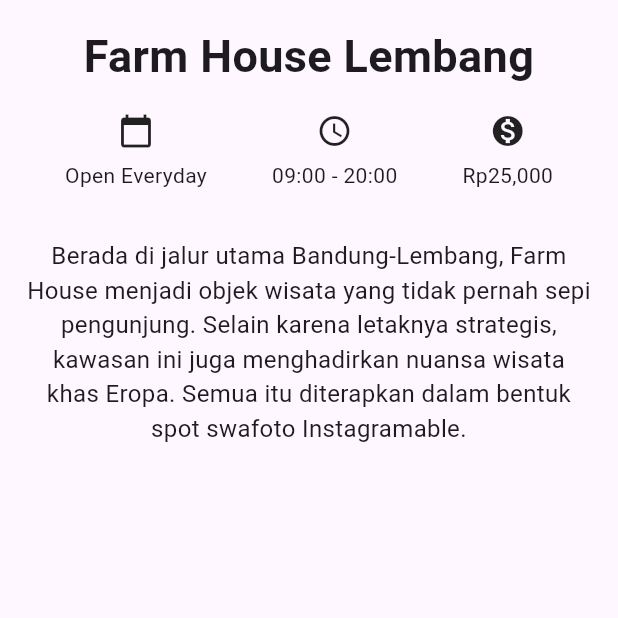
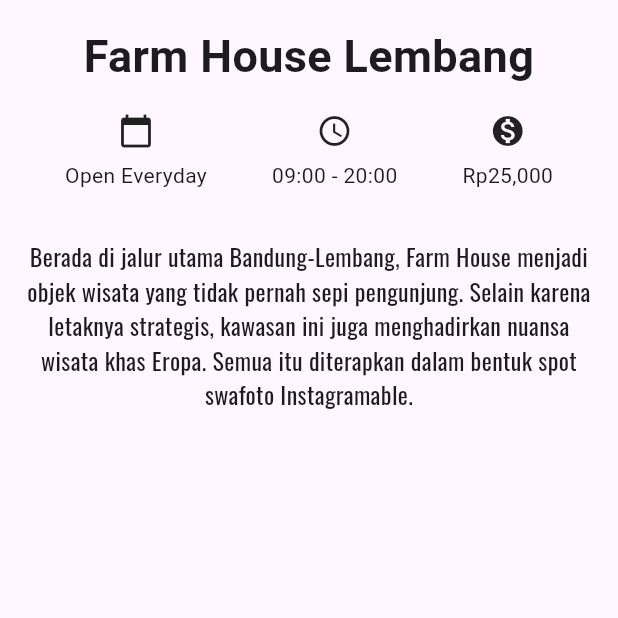
Before and after one commit to Divarizky/dicoding-idcamp-flutter-codelab-wisatabandung, a Flutter app: the screen it shows after launch, on a phone screen of 412 x 824 dp, the top half of it. Run offline on Flutter 3.47's test engine with Material 3 defaults, Android fonts, the phone set to English and light mode, and no system bars.

Commit message:
Add new Font Family: Oswald

```diff
--- a/lib/main.dart
+++ b/lib/main.dart
@@ -70,7 +70,7 @@ class DetailScreen extends StatelessWidget {
               child: const Text(
                 'Berada di jalur utama Bandung-Lembang, Farm House menjadi objek wisata yang tidak pernah sepi pengunjung. Selain karena letaknya strategis, kawasan ini juga menghadirkan nuansa wisata khas Eropa. Semua itu diterapkan dalam bentuk spot swafoto Instagramable.',
                 textAlign: TextAlign.center,
-                style: TextStyle(fontSize: 16.0),
+                style: TextStyle(fontFamily: 'Oswald', fontSize: 16.0),
               ),
             ),
           ],
--- a/pubspec.yaml
+++ b/pubspec.yaml
@@ -17,3 +17,8 @@ dev_dependencies:
 
 flutter:
   uses-material-design: true
+
+  fonts:
+  - family: Oswald
+    fonts:
+      - asset: fonts/Oswald/Oswald-Regular.ttf
```
Also changed, not shown: fonts/Oswald/Oswald-Bold.ttf (added), fonts/Oswald/Oswald-ExtraLight.ttf (added), fonts/Oswald/Oswald-Light.ttf (added), fonts/Oswald/Oswald-Medium.ttf (added), fonts/Oswald/Oswald-Regular.ttf (added), fonts/Oswald/Oswald-SemiBold.ttf (added).
